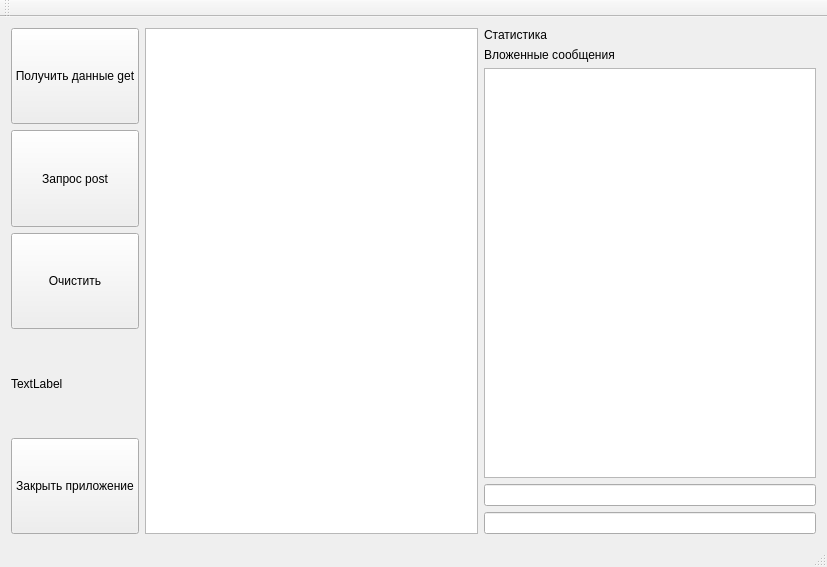
Old version of the form mainwindow.ui in the repository predbannikov/cryptopia_client.
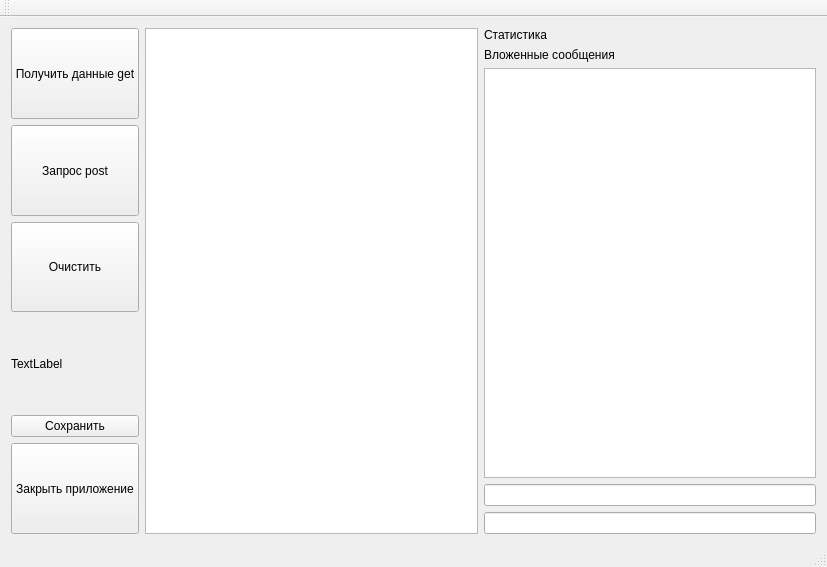
New version of the form.

The edit to the form file:
```diff
--- a/mainwindow.ui
+++ b/mainwindow.ui
@@ -92,6 +92,13 @@
           </property>
          </widget>
         </item>
+        <item>
+         <widget class="QPushButton" name="saveConfig">
+          <property name="text">
+           <string>Сохранить</string>
+          </property>
+         </widget>
+        </item>
         <item>
          <widget class="QPushButton" name="exitButton">
           <property name="sizePolicy">
```
